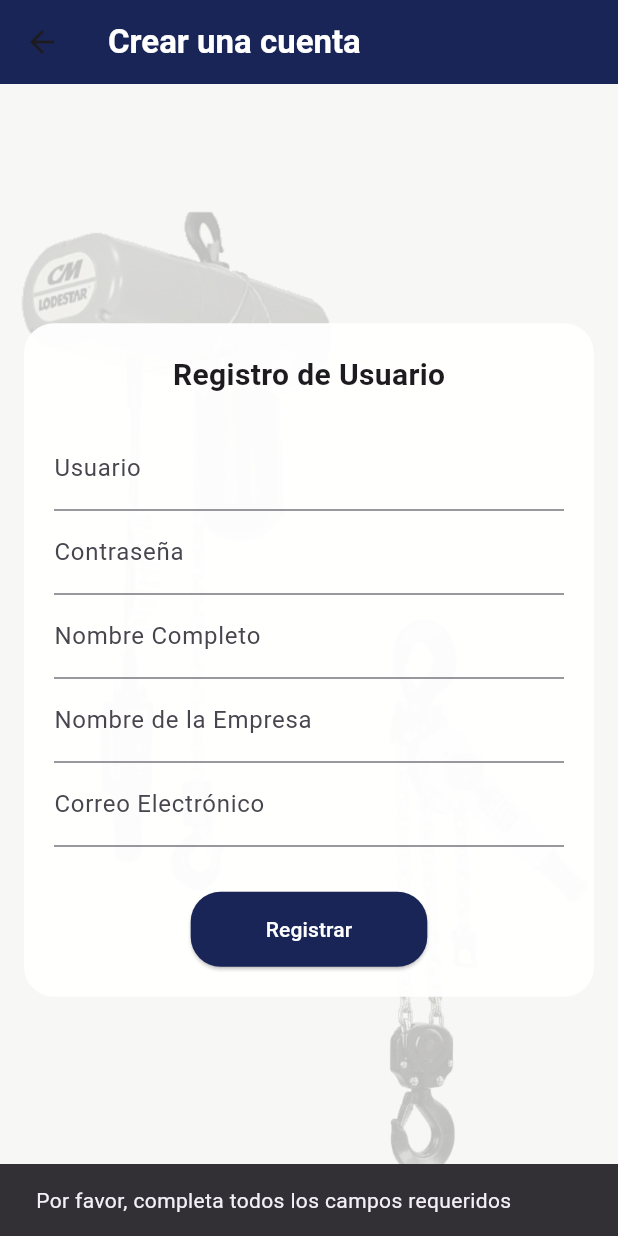
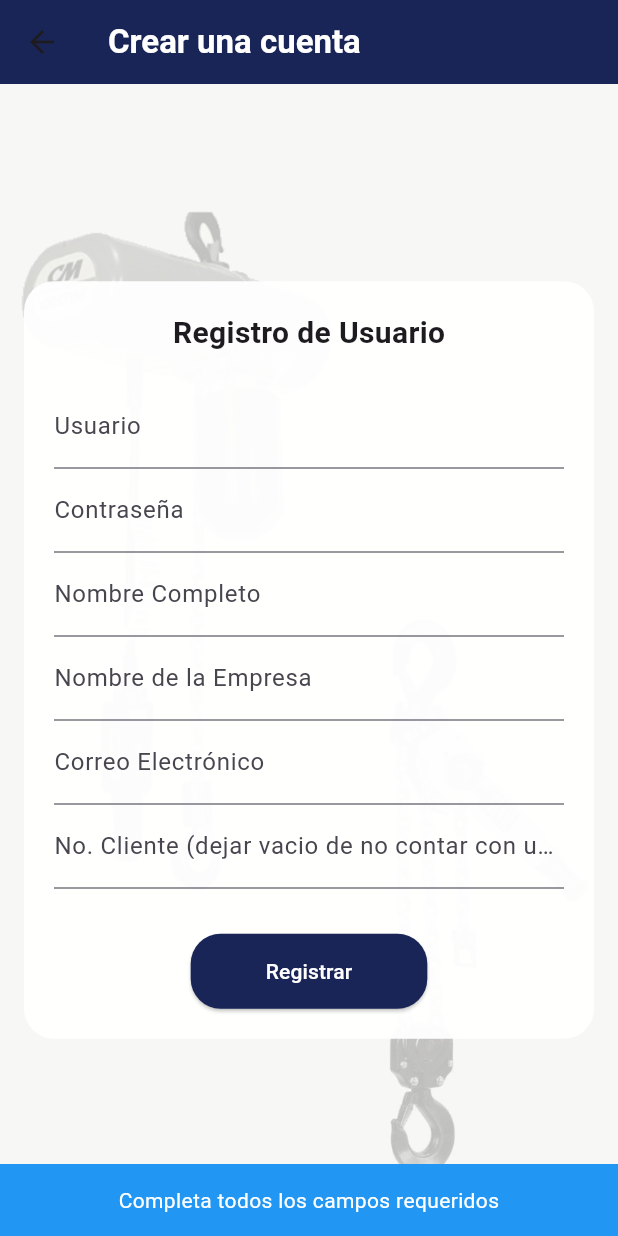
Before and after one commit to LuisFernando5847/App_CHM, a Flutter app: the RegisterPage screen opened directly, after a tap on "Registrar", on a phone screen of 412 x 824 dp. Run offline on Flutter 3.47's test engine with Material 3 defaults, Android fonts, the phone set to English and light mode, and no system bars; our stand-ins replace image_picker, permission_handler.

Commit message:
Modificacion de crear cuenta

```diff
--- a/lib/crearcuenta.dart
+++ b/lib/crearcuenta.dart
@@ -40,7 +40,12 @@ class _RegisterPageState extends State<RegisterPage> {
         correo.isEmpty) {
       ScaffoldMessenger.of(context).showSnackBar(
         const SnackBar(
-          content: Text('Por favor, completa todos los campos requeridos'),
+          content: Text(
+            'Completa todos los campos requeridos',
+            textAlign: TextAlign.center,
+            style: TextStyle(color: Colors.white),
+          ),
+          backgroundColor: Colors.blue,
         ),
       );
       return;
@@ -51,7 +56,12 @@ class _RegisterPageState extends State<RegisterPage> {
     if (!emailRegex.hasMatch(correo)) {
       ScaffoldMessenger.of(context).showSnackBar(
         const SnackBar(
-          content: Text('Por favor, ingresa un correo electrónico válido'),
+          content: Text(
+            'Ingresa un correo electrónico válido',
+            textAlign: TextAlign.center,
+            style: TextStyle(color: Colors.white),
+            ),
+            backgroundColor: Colors.orangeAccent,
         ),
       );
       return;
@@ -69,9 +79,9 @@ class _RegisterPageState extends State<RegisterPage> {
           content: Text(
             'No se permiten correos con dominios públicos o inválidos',
             textAlign: TextAlign.center,
-            style: TextStyle(color: Colors.black),
+            style: TextStyle(color: Colors.white),
           ),
-          backgroundColor: Colors.amber,
+          backgroundColor: Colors.deepOrangeAccent,
         ),
       );
       return;
@@ -136,7 +146,14 @@ class _RegisterPageState extends State<RegisterPage> {
       );
     } else {
       ScaffoldMessenger.of(context).showSnackBar(
-        const SnackBar(content: Text('Error al enviar código OTP')),
+        const SnackBar(
+          content: Text(
+          'Error al enviar código OTP',
+          textAlign: TextAlign.center,
+          style: TextStyle(color: Colors.white),
+          ),
+          backgroundColor: Colors.redAccent,
+        ),
       );
     }
   }
@@ -188,8 +205,11 @@ class _RegisterPageState extends State<RegisterPage> {
                 ScaffoldMessenger.of(context).showSnackBar(
                   const SnackBar(
                     content: Text(
-                      'Por favor, ingresa el código de verificación',
+                      'Ingresa el código de verificación que te ha sido enviado',
+                      textAlign: TextAlign.center,
+                      style: TextStyle(color: Colors.white),
                     ),
+                    backgroundColor: Colors.amberAccent,
                   ),
                 );
                 return;
@@ -210,7 +230,14 @@ class _RegisterPageState extends State<RegisterPage> {
                 );
               } else {
                 ScaffoldMessenger.of(context).showSnackBar(
-                  const SnackBar(content: Text('Código incorrecto o expirado')),
+                  const SnackBar(
+                    content: Text(
+                      'Código incorrecto o expirado',
+                      textAlign: TextAlign.center,
+                      style: TextStyle(color: Colors.white),
+                    ),
+                    backgroundColor: Colors.red,
+                  ),
                 );
               }
             },
@@ -255,13 +282,20 @@ class _RegisterPageState extends State<RegisterPage> {
         'Apellido_M': apellidoM,
         'Empresa': empresa,
         'Correo': correo,
-        //'EsAdmin': 3,
+        'NumeroCliente':numeroCliente,
       }),
     );
 
     if (response.statusCode == 200) {
       ScaffoldMessenger.of(context).showSnackBar(
-        const SnackBar(content: Text('Usuario registrado con éxito')),
+        const SnackBar(
+          content: Text(
+            'Usuario registrado con éxito',
+            textAlign: TextAlign.center,
+            style: TextStyle(color: Colors.white),
+          ),
+          backgroundColor: Color.fromARGB(255, 31, 170, 35),
+        ),
       );
       // Cierra el diálogo y regresa a la pantalla anterior
       Navigator.pop(context);
@@ -269,7 +303,13 @@ class _RegisterPageState extends State<RegisterPage> {
       final mensaje = jsonDecode(response.body)['mensaje'];
       ScaffoldMessenger.of(
         context,
-      ).showSnackBar(SnackBar(content: Text(mensaje ?? 'Error al registrar')));
+      ).showSnackBar(SnackBar(content: Text(mensaje ?? 'Error al registrar',
+      textAlign: TextAlign.center,
+      style: TextStyle(color: Colors.white),
+      ),
+      backgroundColor: Colors.red,
+      ),
+      );
     }
   }
 
@@ -341,6 +381,18 @@ class _RegisterPageState extends State<RegisterPage> {
                         labelText: 'Correo Electrónico',
                       ),
                     ),
+                    TextField(
+                      controller: numeroclienteController,
+                      keyboardType: TextInputType.numberWithOptions(
+                        decimal: false
+                      ),
+                      inputFormatters: <TextInputFormatter>[
+                        FilteringTextInputFormatter.allow(RegExp(r'0-9')),
+                      ],
+                      decoration: const InputDecoration(
+                        labelText: 'No. Cliente (dejar vacio de no contar con uno)',
+                      ),
+                    ),
                     const SizedBox(height: 30),
                     ElevatedButton(
                       onPressed: _validarYEnviarOtp,
```
